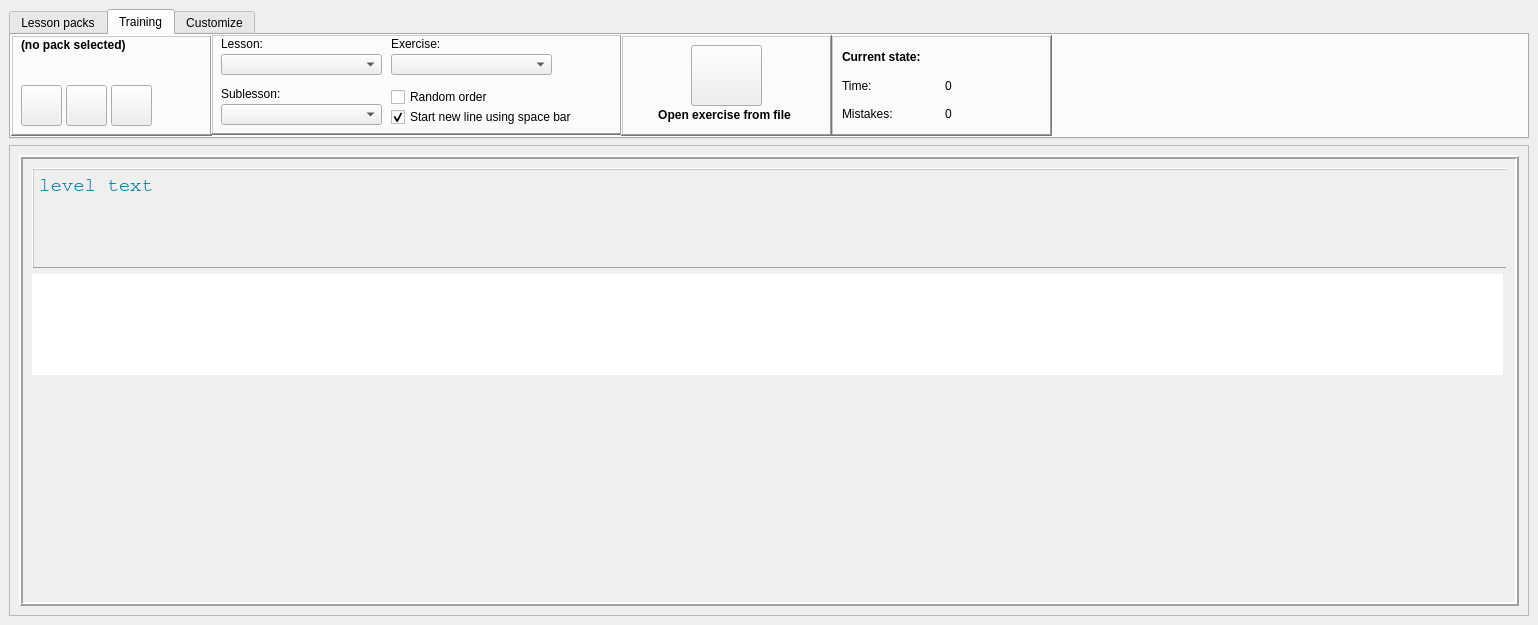
The window that ui/opentyper.ui (Open-Typer/Open-Typer) describes before a commit, drawn with Qt 5.
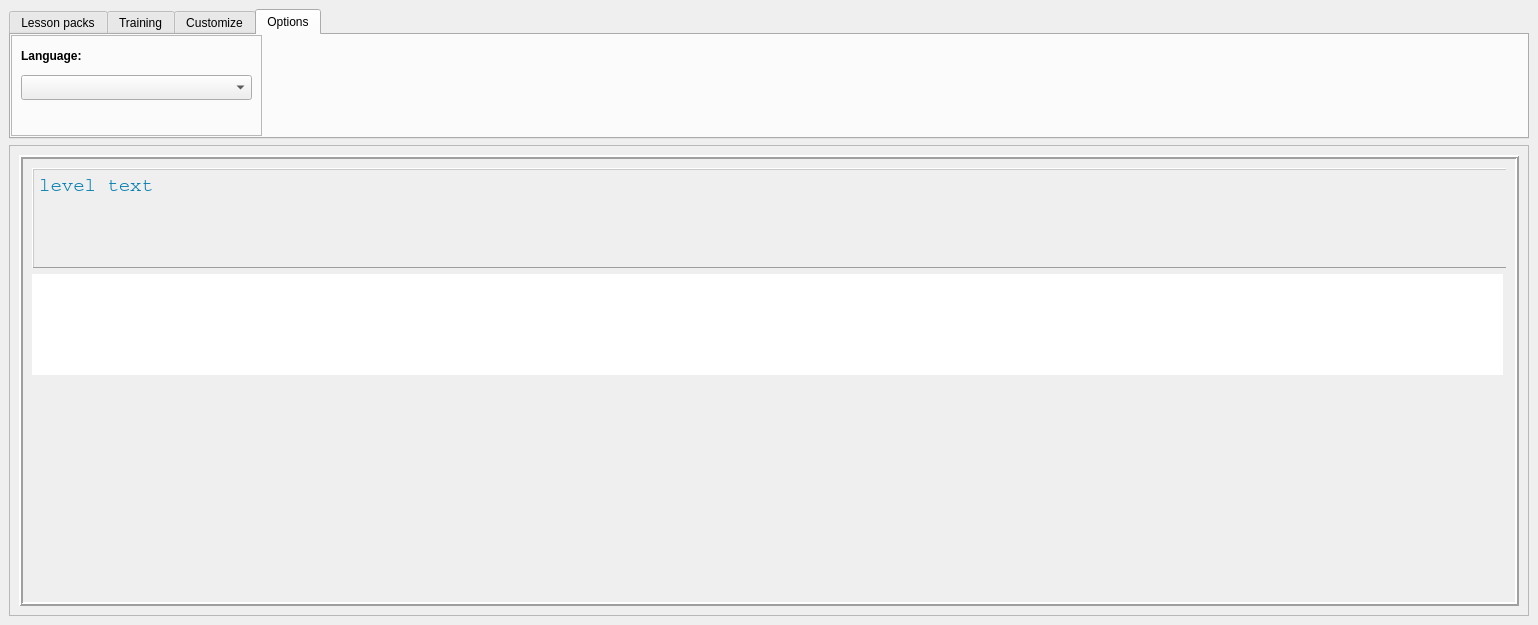
The same window after the commit. The open tabs and pages were chosen to show the change. Icons and pictures are not drawn. Custom widgets are drawn as their Qt base class.

Commit message: ui: opentyper: Add language selector

Patch:
```diff
--- a/ui/opentyper.ui
+++ b/ui/opentyper.ui
@@ -1375,6 +1375,59 @@
         </widget>
        </widget>
       </widget>
+      <widget class="QWidget" name="optionsTab">
+       <attribute name="title">
+        <string>Options</string>
+       </attribute>
+       <widget class="QFrame" name="languageFrame">
+        <property name="geometry">
+         <rect>
+          <x>0</x>
+          <y>0</y>
+          <width>251</width>
+          <height>101</height>
+         </rect>
+        </property>
+        <property name="frameShape">
+         <enum>QFrame::StyledPanel</enum>
+        </property>
+        <property name="frameShadow">
+         <enum>QFrame::Raised</enum>
+        </property>
+        <widget class="QLabel" name="languageLabel">
+         <property name="geometry">
+          <rect>
+           <x>10</x>
+           <y>10</y>
+           <width>231</width>
+           <height>21</height>
+          </rect>
+         </property>
+         <property name="font">
+          <font>
+           <weight>75</weight>
+           <bold>true</bold>
+          </font>
+         </property>
+         <property name="text">
+          <string>Language:</string>
+         </property>
+        </widget>
+        <widget class="languageComboBox" name="languageSelectBox">
+         <property name="geometry">
+          <rect>
+           <x>10</x>
+           <y>40</y>
+           <width>231</width>
+           <height>25</height>
+          </rect>
+         </property>
+         <property name="focusPolicy">
+          <enum>Qt::NoFocus</enum>
+         </property>
+        </widget>
+       </widget>
+      </widget>
      </widget>
     </item>
    </layout>
@@ -1386,6 +1439,11 @@
    <extends>QTextEdit</extends>
    <header>src/include/widgets/inputlabel.h</header>
   </customwidget>
+  <customwidget>
+   <class>languageComboBox</class>
+   <extends>QComboBox</extends>
+   <header>src/include/widgets/languagecombobox.h</header>
+  </customwidget>
  </customwidgets>
  <resources>
   <include location="../res.qrc"/>
```
